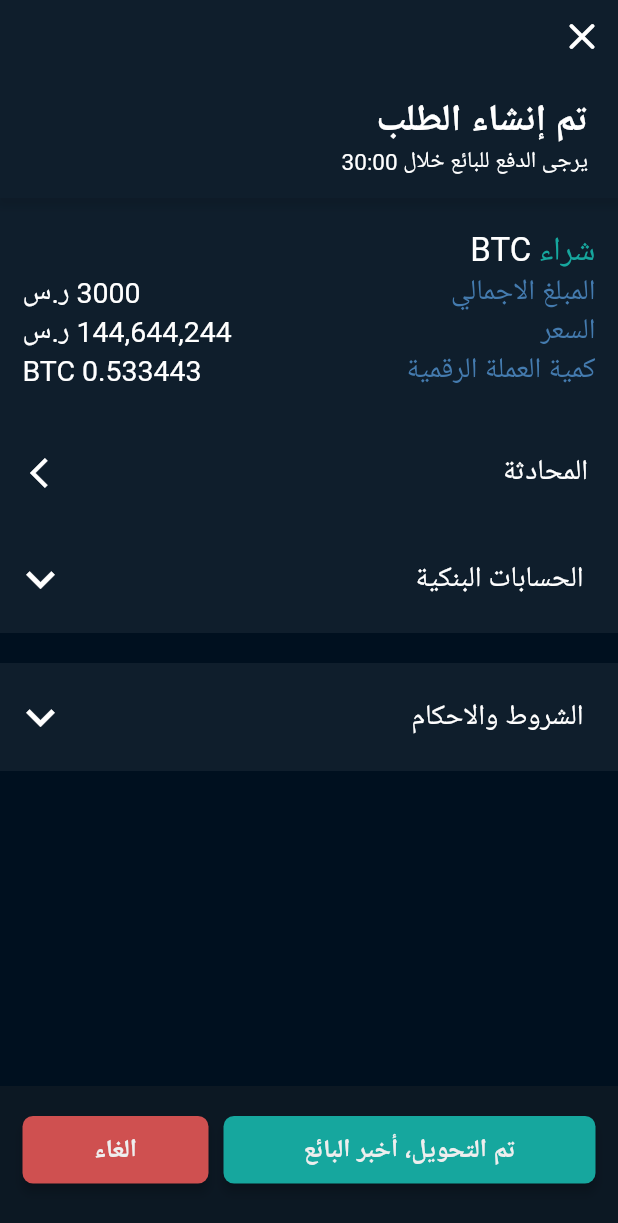
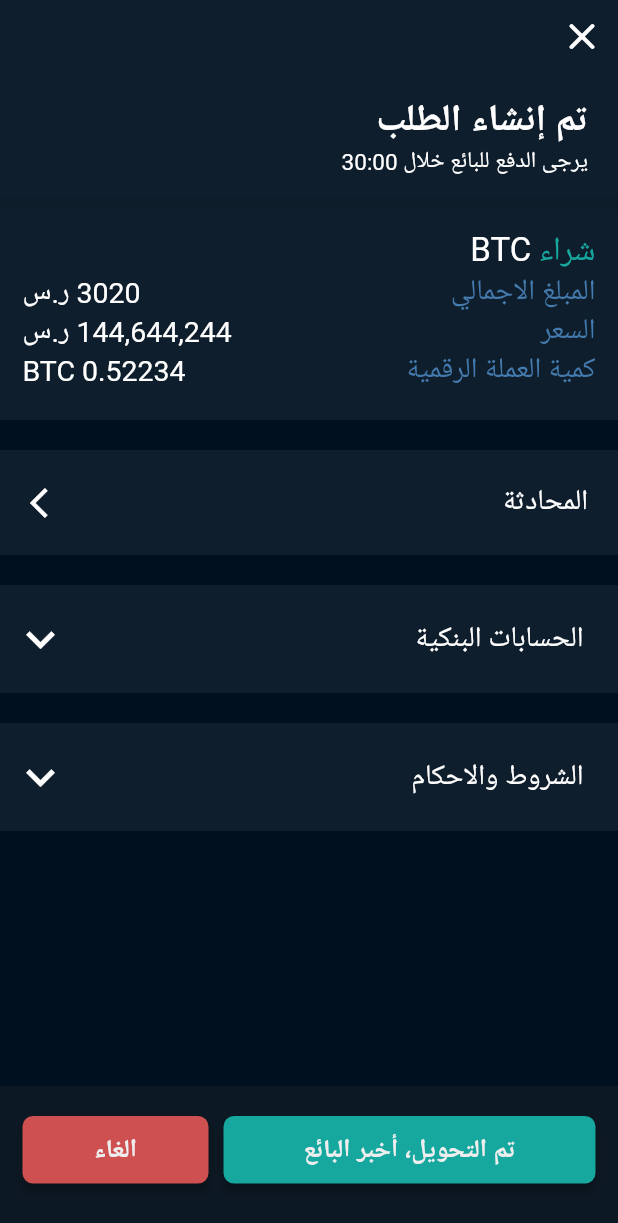
Before and after one commit to Abdulaziz4/aomlah, a Flutter app: the TraderBuyCoinView screen opened by its route, on a phone screen of 412 x 824 dp. Shown: the top 1223 px of the screen. Run offline on Flutter 3.47's test engine with Material 2 defaults, Android fonts, the phone set to English and light mode, and no system bars; our stand-ins replace firebase_core, flutter_spinkit, flutter_svg, google_fonts, logger, rxdart and 4 more; accounts and stored records are empty; network calls fail; Roboto replaces fonts that are missing (Cairo).

Commit message:
Complete Trader Buy Coin UI

```diff
--- a/lib/ui/shared/button_tile.dart
+++ b/lib/ui/shared/button_tile.dart
@@ -9,13 +9,14 @@ class ButtonTile extends StatelessWidget {
   final Color? color;
   final Widget? trailing;
   final void Function() onPressed;
-
+  final double verticalMargin;
   const ButtonTile({
     Key? key,
     required this.onPressed,
     required this.text,
     this.color = Colors.white,
     this.trailing,
+    this.verticalMargin = 0,
   }) : super(key: key);
 
   @override
@@ -25,7 +26,7 @@ class ButtonTile extends StatelessWidget {
       child: Container(
         height: 70,
         color: Constants.black2dp,
-        margin: const EdgeInsets.symmetric(vertical: 0),
+        margin: EdgeInsets.symmetric(vertical: verticalMargin),
         padding: const EdgeInsets.symmetric(horizontal: 20),
         child: Row(
           mainAxisAlignment: MainAxisAlignment.spaceBetween,
--- a/lib/ui/views/trading/components/bottom_actions.dart
+++ b/lib/ui/views/trading/components/bottom_actions.dart
@@ -49,21 +49,12 @@ class BottomActions extends StatelessWidget {
                       height: 45,
                     ),
                   ),
-                SizedBox(width: 10),
+                if (showPaymentSent) SizedBox(width: 10),
                 if (showCancelButton)
                   Expanded(
                     child: CustomButton(
                       onPressed: onCancel,
                       text: "الغاء",
-                      color: Constants.redColor,
-                      height: 45,
-                    ),
-                  ),
-                if (showOpenDispute)
-                  Expanded(
-                    child: CustomButton(
-                      onPressed: onOpenDispute,
-                      text: "رفع طلب نزاع",
                       color: Constants.redColor,
                       height: 45,
                     ),
@@ -74,6 +65,16 @@ class BottomActions extends StatelessWidget {
                       onPressed: onPaymentReceived,
                       text: "تأكيد",
                       color: Constants.primaryColor,
+                      height: 45,
+                    ),
+                  ),
+                if (showCompleteTrade) SizedBox(width: 10),
+                if (showOpenDispute)
+                  Expanded(
+                    child: CustomButton(
+                      onPressed: onOpenDispute,
+                      text: "رفع طلب نزاع",
+                      color: Constants.redColor,
                       height: 45,
                     ),
                   ),
--- a/lib/ui/views/trading/components/receipt_info.dart
+++ b/lib/ui/views/trading/components/receipt_info.dart
@@ -1,10 +1,10 @@
 import 'package:aomlah/core/app/utils/constants.dart';
 import 'package:flutter/material.dart';
 
-class RecipteInfo extends StatelessWidget {
+class RecipteInfoItem extends StatelessWidget {
   final String rightText;
   final String leftText;
-  const RecipteInfo({
+  const RecipteInfoItem({
     Key? key,
     required this.leftText,
     required this.rightText,
--- /dev/null
+++ b/lib/ui/views/trading/components/trade_extra_info.dart
@@ -0,0 +1,40 @@
+import 'package:aomlah/core/app/utils/constants.dart';
+import 'package:aomlah/core/models/bank_account.dart';
+import 'package:aomlah/ui/shared/button_tile.dart';
+import 'package:aomlah/ui/shared/expandable_card.dart';
+import 'package:flutter/material.dart';
+
+class TradeExtraInfo extends StatelessWidget {
+  final String terms;
+  final List<BankAccount> bankAccounts;
+
+  const TradeExtraInfo({
+    Key? key,
+    required this.terms,
+    required this.bankAccounts,
+  }) : super(key: key);
+
+  @override
+  Widget build(BuildContext context) {
+    return Column(
+      verticalDirection: VerticalDirection.up,
+      children: [
+        ExpandableCard(
+          title: "الشروط والاحكام",
+          expandedSection: Text(terms),
+          color: Constants.black2dp,
+        ),
+        ExpandableCard(
+          title: "الحسابات البنكية",
+          expandedSection: Text("اثممخ"),
+          color: Constants.black2dp,
+        ),
+        ButtonTile(
+          onPressed: () {},
+          text: "المحادثة",
+          verticalMargin: 20,
+        ),
+      ],
+    );
+  }
+}
--- /dev/null
+++ b/lib/ui/views/trading/components/trade_receipt.dart
@@ -0,0 +1,61 @@
+import 'package:aomlah/core/app/utils/constants.dart';
+import 'package:aomlah/ui/views/trading/components/receipt_info.dart';
+import 'package:flutter/material.dart';
+
+class TradeReceipt extends StatelessWidget {
+  final bool isBuy;
+  final String quantity;
+  final String price;
+  final String cryptoAmount;
+  const TradeReceipt(
+      {Key? key,
+      required this.isBuy,
+      required this.quantity,
+      required this.price,
+      required this.cryptoAmount})
+      : super(key: key);
+
+  @override
+  Widget build(BuildContext context) {
+    return Container(
+      color: Constants.black2dp,
+      padding: const EdgeInsets.symmetric(
+        horizontal: 15,
+        vertical: 20,
+      ),
+      child: Column(
+        children: [
+          Column(
+            children: [
+              Row(
+                children: [
+                  Text(
+                    isBuy ? "شراء" : "بيع",
+                    style: Constants.largeText.copyWith(
+                      color:
+                          isBuy ? Constants.primaryColor : Constants.redColor,
+                    ),
+                  ),
+                  SizedBox(width: 5),
+                  Text("BTC", style: Constants.largeText),
+                ],
+              ),
+              RecipteInfoItem(
+                rightText: "المبلغ الاجمالي",
+                leftText: "$quantity ر.س",
+              ),
+              RecipteInfoItem(
+                rightText: "السعر",
+                leftText: "$price ر.س",
+              ),
+              RecipteInfoItem(
+                rightText: "كمية العملة الرقمية",
+                leftText: "$cryptoAmount BTC",
+              ),
+            ],
+          ),
+        ],
+      ),
+    );
+  }
+}
--- a/lib/ui/views/trading/trader/trader_buy_coin_view.dart
+++ b/lib/ui/views/trading/trader/trader_buy_coin_view.dart
@@ -1,9 +1,8 @@
 import 'package:aomlah/core/app/utils/constants.dart';
 import 'package:aomlah/core/enums/trade_state.dart';
-import 'package:aomlah/ui/shared/button_tile.dart';
-import 'package:aomlah/ui/shared/expandable_card.dart';
 import 'package:aomlah/ui/views/trading/components/bottom_actions.dart';
-import 'package:aomlah/ui/views/trading/components/receipt_info.dart';
+import 'package:aomlah/ui/views/trading/components/trade_extra_info.dart';
+import 'package:aomlah/ui/views/trading/components/trade_receipt.dart';
 import 'package:aomlah/ui/views/trading/components/trade_state_header.dart';
 import 'package:flutter/material.dart';
 
@@ -24,7 +23,7 @@ class _TraderBuyCoinViewState extends State<TraderBuyCoinView> {
     TradeState.payment_sent: HeaderStyle(
       "في إنتظار تاكيد البائع",
       Text("سيتم تحويل الكمية لمحفظتك تلقائيا بعد تأكيد البائع"),
-      Constants.lighBlue,
+      Constants.darkBlue,
     ),
     TradeState.completed: HeaderStyle(
       "تم إكمال الطلب",
@@ -62,19 +61,9 @@ class _TraderBuyCoinViewState extends State<TraderBuyCoinView> {
                 verticalDirection: VerticalDirection.up,
                 mainAxisAlignment: MainAxisAlignment.end,
                 children: [
-                  ExpandableCard(
-                    title: "الشروط والاحكام",
-                    expandedSection: Text("ماقبل اس تي سي باي"),
-                    color: Constants.black2dp,
-                  ),
-                  ExpandableCard(
-                    title: "الحسابات البنكية",
-                    expandedSection: Text("اثممخ"),
-                    color: Constants.black2dp,
-                  ),
-                  ButtonTile(
-                    onPressed: () {},
-                    text: "المحادثة",
+                  TradeExtraInfo(
+                    terms: "نتسير",
+                    bankAccounts: [],
                   ),
                   buildRecipte(),
                   buildHeader(),
@@ -106,45 +95,12 @@ class _TraderBuyCoinViewState extends State<TraderBuyCoinView> {
     );
   }
 
-  Container buildRecipte() {
-    return Container(
-      color: Constants.black2dp,
-      padding: const EdgeInsets.symmetric(
-        horizontal: 15,
-        vertical: 20,
-      ),
-      child: Column(
-        children: [
-          Column(
-            children: [
-              Row(
-                children: [
-                  Text(
-                    "شراء",
-                    style: Constants.largeText.copyWith(
-                      color: Constants.primaryColor,
-                    ),
-                  ),
-                  SizedBox(width: 5),
-                  Text("BTC", style: Constants.largeText),
-                ],
-              ),
-              RecipteInfo(
-                rightText: "المبلغ الاجمالي",
-                leftText: "3000 ر.س",
-              ),
-              RecipteInfo(
-                rightText: "السعر",
-                leftText: "144,644,244 ر.س",
-              ),
-              RecipteInfo(
-                rightText: "كمية العملة الرقمية",
-                leftText: "0.533443 BTC",
-              ),
-            ],
-          ),
-        ],
-      ),
+  Widget buildRecipte() {
+    return TradeReceipt(
+      isBuy: true,
+      quantity: "3020",
+      price: "144,644,244",
+      cryptoAmount: "0.52234",
     );
   }
 
```
